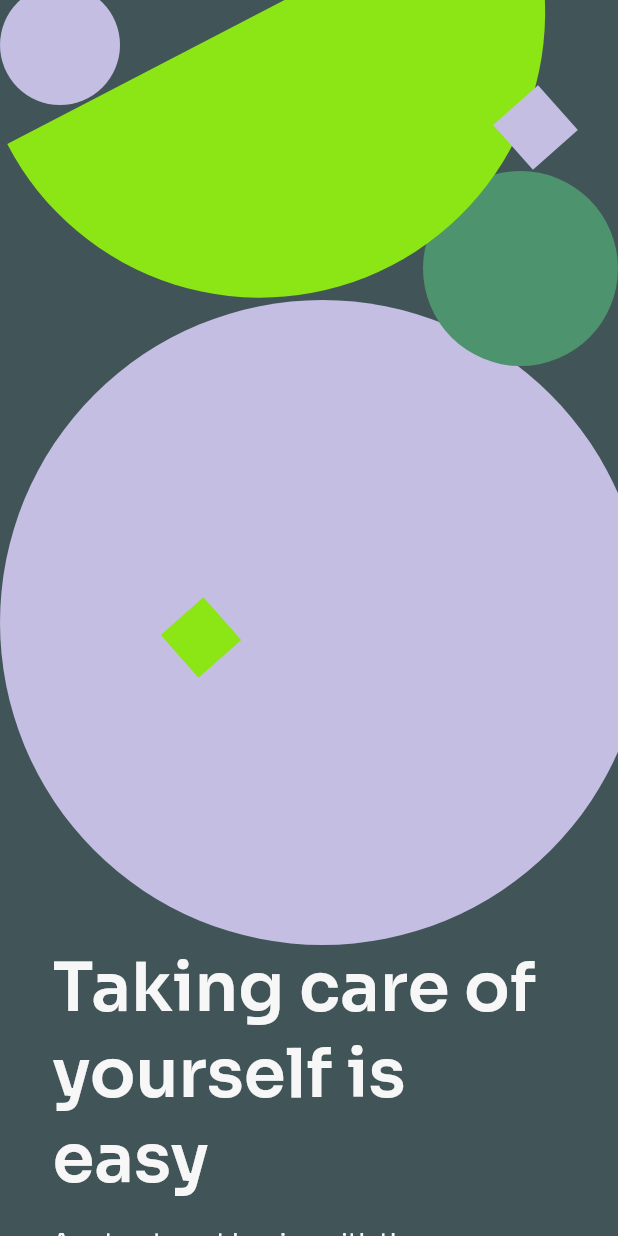
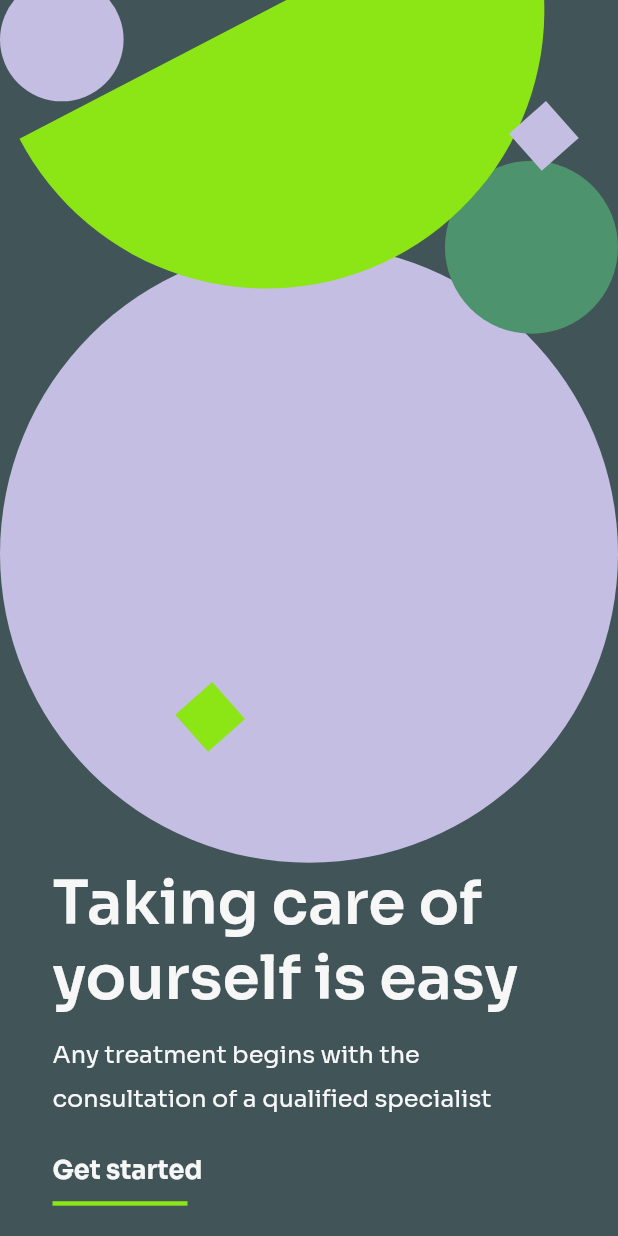
Before and after one commit to Lakesyd5/health_assitance_app_ui, a Flutter app: the screen it shows after launch, on a phone screen of 412 x 824 dp. Run offline on Flutter 3.47's test engine with Material 2 defaults, Android fonts, the light colour scheme and no system bars; our stand-ins replace flutter_screenutil, google_fonts.

Commit message:
onboarding responsiveness update

```diff
--- a/lib/commons/utils/app_colors.dart
+++ b/lib/commons/utils/app_colors.dart
@@ -13,4 +13,6 @@ class AppColors {
   static const Color basicWhite = Colors.white;
   // primaryText
   static const Color primaryText = Color.fromARGB(255, 247,247,248);
+  // SecondaryText
+  static const Color secondaryText = Color.fromARGB(255, 150,172,180);
 }
--- a/lib/commons/widgets/text_widgets.dart
+++ b/lib/commons/widgets/text_widgets.dart
@@ -24,7 +24,7 @@ class AppText extends StatelessWidget {
       text,
       style: GoogleFonts.sora(
         height: spacebetweentext,
-        fontSize: 16,
+        fontSize: fontSize,
         fontWeight: fontWeight,
         color: color,
       ),
--- a/lib/features/onboarding/view/onboarding.dart
+++ b/lib/features/onboarding/view/onboarding.dart
@@ -2,6 +2,7 @@ import 'dart:math';
 import 'package:flutter/material.dart';
 
 import 'package:health_assitance_ui/commons/utils/app_colors.dart';
+import 'package:health_assitance_ui/features/Home/view/home.dart';
 import 'package:health_assitance_ui/features/onboarding/widgets/onboarding_circles.dart';
 
 class Onboarding extends StatelessWidget {
@@ -9,51 +10,65 @@ class Onboarding extends StatelessWidget {
 
   @override
   Widget build(BuildContext context) {
+    final screenSize = MediaQuery.of(context);
+
+    // Calculate responsive sizes based on the screen width
+    double circleSize = screenSize.size.width * 0.2;
+    double semiCircleHeight = screenSize.size.height * 0.15;
+    double squareSize = screenSize.size.width * 0.08;
+    double boldTextFontSize = screenSize.size.width < 600 ? 40 : 45;
+    double textFontSize = screenSize.size.width < 600 ? 16 : 24;
+
     return  Scaffold(
       backgroundColor: AppColors.primaryBackground,
-      body: Stack(
+      body: GestureDetector(
+        onTap: () {
+          Navigator.of(context).pushReplacement(MaterialPageRoute(builder: (context) => Home(),));
+        },
+        child: Stack(
           children: [
-          const Circle(
-            height: 80,
-            width: 80,
-            top: -10,
+            Circle(
+              height: circleSize,
+              width: circleSize,
+              top: -circleSize * 0.18,
             ),
-          const Circle(
-            top: 200,
-            height: 430,
-            width: 430,
+            Circle(
+              top: screenSize.size.height * 0.048,
+              height: screenSize.size.height * 0.8,
+              width: screenSize.size.width,
             ),
-          const Circle(
-            top: 114,
+            Circle(
+              top: screenSize.size.height * 0.06,
               right: 0,
-            height: 130,
-            width: 130,
+              height: screenSize.size.height * 0.28,
+              width: screenSize.size.width * 0.28,
               color: AppColors.primaryGreen,
             ),
-          const SemiCircle(
-            left: 18,
-            width: 380,
-            height: 150,
+            SemiCircle(
+              left: screenSize.size.width * 0.05,
+              width: screenSize.size.width * 0.9,
+              height: semiCircleHeight,
               rotationAngle: pi / 1.18,
             ),
-          const Square(
-            top: 65,
-            right: 35,
-            height: 40,
-            width: 40,
+            Square(
+              top: screenSize.size.height * 0.09,
+              right: screenSize.size.width * 0.08,
+              height: squareSize,
+              width: squareSize,
               color: AppColors.purple,
               rotationAngle: pi / 1.3,
             ),
-          const Square(
-            bottom: 380,
-            left: 115,
-            height: 38,
-            width: 38,
+            Square(
+              bottom: screenSize.size.height * 0.4,
+              left: screenSize.size.width * 0.3,
+              height: squareSize,
+              width: squareSize,
               color: AppColors.secondaryGreen,
               rotationAngle: pi / 1.3,
             ),
-          textWidget()
+            textWidget(marginTop: screenSize.size.height * 0.7, topTextFontSize: boldTextFontSize, bottomTextFontSize: textFontSize)
           ],
+        ),
       ),
     );
   }
--- a/lib/features/onboarding/widgets/onboarding_circles.dart
+++ b/lib/features/onboarding/widgets/onboarding_circles.dart
@@ -158,36 +158,36 @@ class Square extends StatelessWidget {
 }
 
 // Text widget
-Container textWidget() {
+Container textWidget({double? topTextFontSize, double? bottomTextFontSize, double? marginTop}) {
   return Container(
     padding: const EdgeInsets.symmetric(horizontal: 35),
     child: Column(
       crossAxisAlignment: CrossAxisAlignment.start,
       children: [
-        const SizedBox(height: 630),
+        SizedBox(height: marginTop),
         // Bold text
         Text(
           'Taking care of yourself is easy',
           style: GoogleFonts.sora(
-            fontSize: 45,
+            fontSize: topTextFontSize,
             fontWeight: FontWeight.w600,
             color: AppColors.primaryText,
           ),
         ),
         const SizedBox(height: 10),
         // sub text
-        const Padding(
-          padding: EdgeInsets.only(right: 10),
+        Padding(
+          padding: const EdgeInsets.only(right: 10),
           child: AppText(
             'Any treatment begins with the consultation of a qualified specialist',
             fontWeight: FontWeight.w400,
-            fontSize: 18,
+            fontSize: bottomTextFontSize,
             spacebetweentext: 1.8,
           ),
         ),
         const SizedBox(height: 25),
         // Get started button
-        const AppText('Get started', fontWeight: FontWeight.bold, fontSize: 20),
+        const AppText('Get started', fontWeight: FontWeight.bold, fontSize: 17),
         const SizedBox(height: 10),
         _line(height: 3, width: 90)
       ],
--- a/lib/main.dart
+++ b/lib/main.dart
@@ -1,4 +1,5 @@
 import 'package:flutter/material.dart';
+import 'package:flutter_screenutil/flutter_screenutil.dart';
 import 'package:health_assitance_ui/features/onboarding/view/onboarding.dart';
 
 void main() {
@@ -10,9 +11,12 @@ class MainApp extends StatelessWidget {
 
   @override
   Widget build(BuildContext context) {
-    return const MaterialApp(
-      home: Onboarding(),
-      debugShowCheckedModeBanner: false,
+    return const ScreenUtilInit(
+      designSize:  Size(375, 812),
+      child:  MaterialApp(
+        home: Onboarding(),
+        debugShowCheckedModeBanner: false,
+      ),
     );
   }
 }
--- a/pubspec.yaml
+++ b/pubspec.yaml
@@ -7,8 +7,10 @@ environment:
   sdk: '>=3.1.0 <4.0.0'
 
 dependencies:
+  cupertino_icons: ^1.0.6
   flutter:
     sdk: flutter
+  flutter_screenutil: ^5.9.0
   google_fonts: ^5.1.0
 
 dev_dependencies:
```
Also changed, not shown: pubspec.lock, 1 other file. Lines whose indentation alone changed are shown as unchanged.
